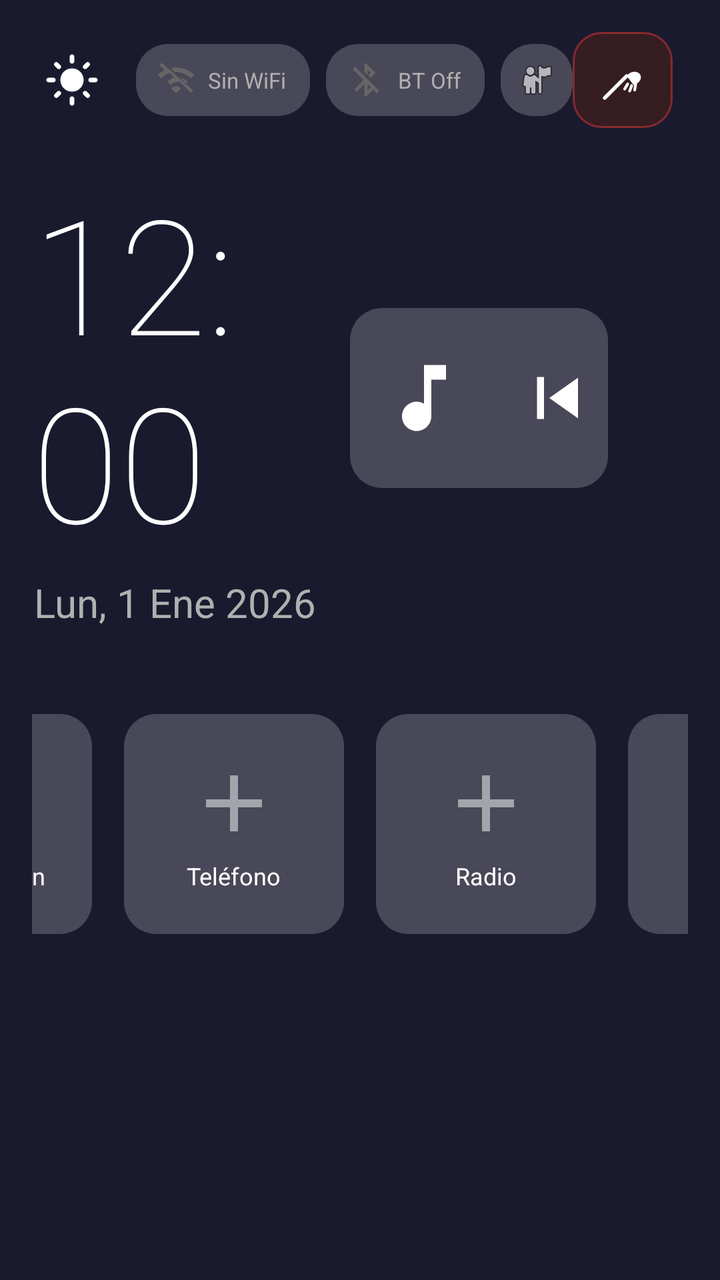
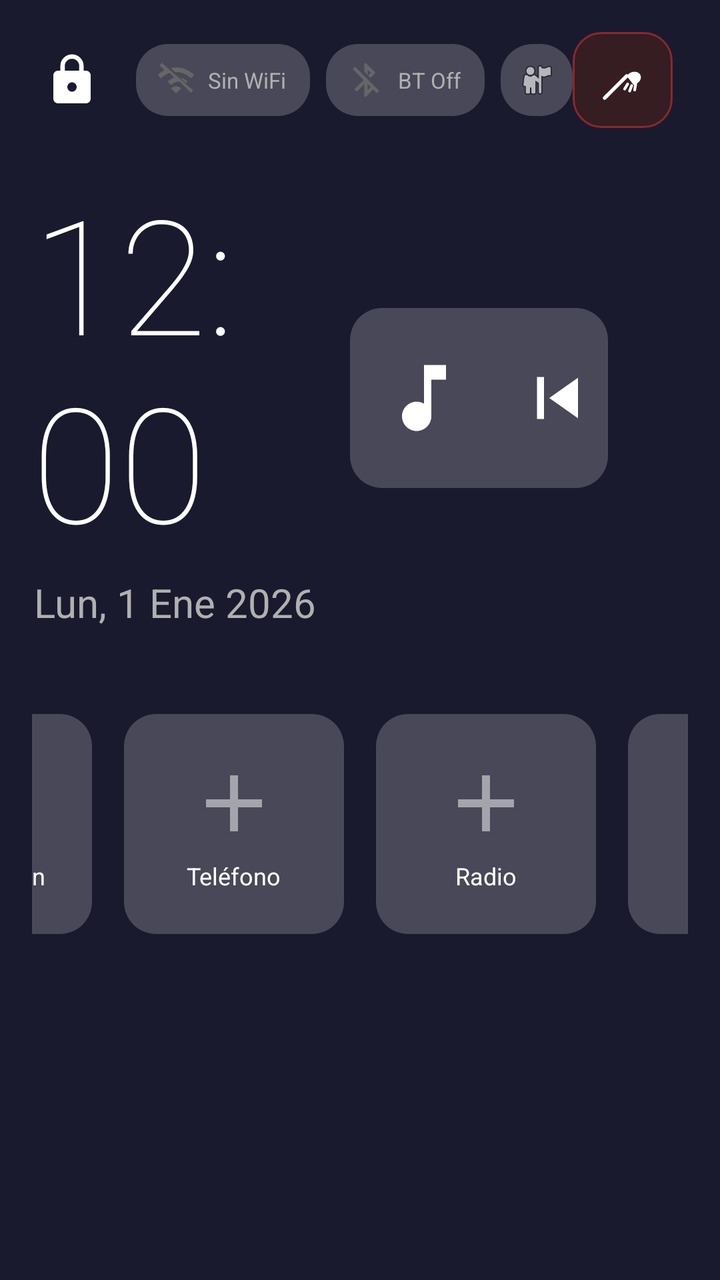

An Android layout rendered at two revisions. The XML below is the earlier revision; the diff shows what the commit changed to produce the second picture.
<!-- AndroidManifest.xml: application theme LauncherTheme -->
<!-- res/layout/activity_main.xml -->
<?xml version="1.0" encoding="utf-8"?>
<FrameLayout xmlns:android="http://schemas.android.com/apk/res/android"
    android:id="@+id/root_layout"
    android:layout_width="match_parent"
    android:layout_height="match_parent"
    android:background="#FF1A1A2E">

    <LinearLayout
        android:layout_width="match_parent"
        android:layout_height="match_parent"
        android:gravity="center"
        android:orientation="vertical"
        android:padding="16dp">

        
        <LinearLayout
            android:layout_width="match_parent"
            android:layout_height="wrap_content"
            android:orientation="horizontal"
            android:gravity="center_vertical">

            <ImageView
                android:id="@+id/btn_theme_toggle"
                android:layout_width="40dp"
                android:layout_height="40dp"
                android:src="@drawable/ic_sun"
                android:padding="6dp"
                android:clickable="true"
                android:focusable="true" />

            <LinearLayout
                android:id="@+id/badge_permisos"
                android:layout_width="wrap_content"
                android:layout_height="36dp"
                android:orientation="horizontal"
                android:gravity="center_vertical"
                android:background="@drawable/shortcut_bg"
                android:paddingStart="10dp"
                android:paddingEnd="12dp"
                android:layout_marginStart="10dp"
                android:clickable="true"
                android:focusable="true"
                android:visibility="gone">

                <ImageView
                    android:layout_width="18dp"
                    android:layout_height="18dp"
                    android:src="@android:drawable/ic_dialog_alert" />

                <TextView
                    android:layout_width="wrap_content"
                    android:layout_height="wrap_content"
                    android:text="Permisos"
                    android:textColor="#FFC107"
                    android:textSize="11sp"
                    android:layout_marginStart="5dp" />
            </LinearLayout>

            
            <LinearLayout
                android:id="@+id/indicador_wifi"
                android:layout_width="wrap_content"
                android:layout_height="36dp"
                android:orientation="horizontal"
                android:gravity="center_vertical"
                android:background="@drawable/shortcut_bg"
                android:paddingStart="10dp"
                android:paddingEnd="12dp"
                android:layout_marginStart="12dp"
                android:clickable="true"
                android:focusable="true">

                <ImageView
                    android:id="@+id/icono_wifi"
                    android:layout_width="20dp"
                    android:layout_height="20dp"
                    android:src="@drawable/ic_wifi_off" />

                <TextView
                    android:id="@+id/texto_wifi"
                    android:layout_width="wrap_content"
                    android:layout_height="wrap_content"
                    android:text="Sin WiFi"
                    android:textColor="#B0B0B0"
                    android:textSize="11sp"
                    android:layout_marginStart="6dp"
                    android:maxLines="1"
                    android:ellipsize="end"
                    android:maxWidth="100dp" />
            </LinearLayout>

            
            
            <LinearLayout
                android:id="@+id/indicador_bluetooth"
                android:layout_width="wrap_content"
                android:layout_height="36dp"
                android:orientation="horizontal"
                android:gravity="center_vertical"
                android:background="@drawable/shortcut_bg"
                android:paddingStart="10dp"
                android:paddingEnd="12dp"
                android:layout_marginStart="8dp"
                android:clickable="true"
                android:focusable="true">

                <ImageView
                    android:id="@+id/icono_bluetooth"
                    android:layout_width="20dp"
                    android:layout_height="20dp"
                    android:src="@drawable/ic_bt_off" />

                <TextView
                    android:id="@+id/texto_bluetooth"
                    android:layout_width="wrap_content"
                    android:layout_height="wrap_content"
                    android:text="BT Off"
                    android:textColor="#B0B0B0"
                    android:textSize="11sp"
                    android:layout_marginStart="6dp"
                    android:maxLines="1"
                    android:ellipsize="end"
                    android:maxWidth="120dp" />
            </LinearLayout>

            
            <LinearLayout
                android:id="@+id/boton_contactos"
                android:layout_width="36dp"
                android:layout_height="36dp"
                android:orientation="horizontal"
                android:gravity="center"
                android:background="@drawable/shortcut_bg"
                android:layout_marginStart="8dp"
                android:clickable="true"
                android:focusable="true">

                <ImageView
                    android:layout_width="20dp"
                    android:layout_height="20dp"
                    android:src="@android:drawable/ic_menu_myplaces" />
            </LinearLayout>

            <View
                android:layout_width="0dp"
                android:layout_height="1dp"
                android:layout_weight="1" />


            <LinearLayout
                android:id="@+id/fab_clear_apps"
                android:background="@drawable/fab_bg_clear"
                android:layout_width="50dp"
                android:layout_height="48dp"
                android:orientation="horizontal"
                android:gravity="center"
                android:paddingStart="10dp"
                android:paddingEnd="10dp"
                android:layout_marginEnd="8dp"
                android:clickable="true"
                android:focusable="true"
                android:elevation="6dp">

                <ImageView
                    android:layout_width="24dp"
                    android:layout_height="24dp"
                    android:src="@drawable/ic_clear_apps" />
            </LinearLayout>
        </LinearLayout>

        
        <LinearLayout
            android:layout_width="match_parent"
            android:layout_height="0dp"
            android:layout_weight="1"
            android:orientation="horizontal"
            android:gravity="center"
            android:paddingBottom="10dp">

            
                    

                

            <LinearLayout
                android:id="@+id/clock_section"
                android:layout_width="0dp"
                android:layout_height="wrap_content"
                android:layout_weight="1"
                android:gravity="center"
                android:orientation="vertical">

                <LinearLayout
                    android:id="@+id/boton_reloj"
                    android:layout_width="wrap_content"
                    android:layout_height="wrap_content"
                    android:clickable="true"
                    android:focusable="true"
                    android:gravity="center"
                    android:orientation="vertical">

                    <TextView
                        android:id="@+id/clock_text"
                        android:layout_width="wrap_content"
                        android:layout_height="wrap_content"
                        android:fontFamily="sans-serif-thin"
                        android:text="12:00"
                        android:textColor="#FFFFFFFF"
                        android:textSize="80sp" />

                    <TextView
                        android:id="@+id/date_text"
                        android:layout_width="wrap_content"
                        android:layout_height="wrap_content"
                        android:layout_marginTop="4dp"
                        android:text="Lun, 1 Ene 2026"
                        android:textColor="#B0B0B0"
                        android:textSize="20sp" />
                </LinearLayout>
            </LinearLayout>

            
            
            <LinearLayout
                android:id="@+id/widget_reproductor"
                android:foreground="?android:attr/selectableItemBackground"
                android:layout_width="0dp"
                android:layout_height="wrap_content"
                android:layout_weight="0.9"
                android:minWidth="320dp"
                android:orientation="horizontal"
                android:gravity="center_vertical"
                android:background="@drawable/shortcut_bg"
                android:padding="15dp"
                android:layout_marginTop="30dp"
                android:layout_marginStart="16dp"
                android:layout_marginEnd="40dp"
                android:layout_marginBottom="30dp"
                android:clickable="true"
                android:focusable="true"
                android:visibility="visible">


                <ImageView
                    android:id="@+id/reproductor_icono"
                    android:layout_width="44dp"
                    android:layout_height="60dp"
                    android:src="@drawable/ic_music"
                    android:scaleType="fitCenter" />

                <LinearLayout
                    android:layout_width="0dp"
                    android:layout_height="wrap_content"
                    android:layout_weight="1"
                    android:orientation="vertical"
                    android:layout_marginStart="10dp"
                    android:layout_marginEnd="10dp">

                    <TextView
                        android:id="@+id/reproductor_titulo"
                        android:layout_width="match_parent"
                        android:layout_height="wrap_content"
                        android:text=""
                        android:textColor="#FFFFFF"
                        android:textSize="16sp"
                        android:textStyle="bold"
                        android:maxLines="1"
                        android:ellipsize="marquee"
                        android:marqueeRepeatLimit="marquee_forever"
                        android:scrollHorizontally="true"
                        android:focusable="true"
                        android:focusableInTouchMode="true"
                        android:singleLine="true" />

                    <TextView
                        android:id="@+id/reproductor_artista"
                        android:layout_width="wrap_content"
                        android:layout_height="wrap_content"
                        android:text=""
                        android:textColor="#B0B0B0"
                        android:textSize="12sp"
                        android:maxLines="1"
                        android:ellipsize="end"
                        android:layout_marginTop="2dp" />
                </LinearLayout>

                <ImageView
                    android:id="@+id/btn_anterior"
                    android:layout_width="50dp"
                    android:layout_height="50dp"
                    android:src="@drawable/ic_anterior"
                    android:padding="4dp"
                    android:background="?android:attr/selectableItemBackgroundBorderless"
                    android:clickable="true"
                    android:focusable="true" />

                <ImageView
                    android:id="@+id/btn_play_pausa"
                    android:layout_width="50dp"
                    android:layout_height="50dp"
                    android:src="@drawable/ic_play"
                    android:padding="4dp"
                    android:layout_marginStart="6dp"
                    android:layout_marginEnd="6dp"
                    android:background="?android:attr/selectableItemBackgroundBorderless"
                    android:clickable="true"
                    android:focusable="true" />

                <ImageView
                    android:id="@+id/btn_siguiente"
                    android:layout_width="50dp"
                    android:layout_height="50dp"
                    android:src="@drawable/ic_siguiente"
                    android:padding="4dp"
                    android:background="?android:attr/selectableItemBackgroundBorderless"
                    android:clickable="true"
                    android:focusable="true" />
            </LinearLayout>
        </LinearLayout>

        
        <LinearLayout
            android:id="@+id/shortcuts_container"
            android:layout_width="wrap_content"
            android:layout_height="0dp"
            android:layout_weight="1"
            android:gravity="center|top"
            android:orientation="horizontal"
            android:paddingTop="5dp">

            <LinearLayout
                android:id="@+id/shortcut_0"
                android:layout_width="110dp"
                android:layout_height="110dp"
                android:layout_margin="8dp"
                android:background="@drawable/shortcut_bg"
                android:clickable="true"
                android:focusable="true"
                android:gravity="center"
                android:orientation="vertical"
                android:padding="10dp">

                <ImageView
                    android:id="@+id/shortcut_icon_0"
                    android:layout_width="48dp"
                    android:layout_height="48dp"
                    android:scaleType="fitCenter"
                    android:src="@drawable/ic_add_shortcut" />

                <TextView
                    android:id="@+id/shortcut_name_0"
                    android:layout_width="wrap_content"
                    android:layout_height="wrap_content"
                    android:layout_marginTop="4dp"
                    android:ellipsize="end"
                    android:maxLines="1"
                    android:text="Música"
                    android:textColor="#FFFFFF"
                    android:textSize="12sp" />
            </LinearLayout>

            <LinearLayout
                android:id="@+id/shortcut_1"
                android:layout_width="110dp"
                android:layout_height="110dp"
                android:layout_margin="8dp"
                android:background="@drawable/shortcut_bg"
                android:clickable="true"
                android:focusable="true"
                android:gravity="center"
                android:orientation="vertical"
                android:padding="10dp">

                <ImageView
                    android:id="@+id/shortcut_icon_1"
                    android:layout_width="48dp"
                    android:layout_height="48dp"
                    android:scaleType="fitCenter"
                    android:src="@drawable/ic_add_shortcut" />

                <TextView
                    android:id="@+id/shortcut_name_1"
                    android:layout_width="wrap_content"
                    android:layout_height="wrap_content"
                    android:layout_marginTop="4dp"
                    android:ellipsize="end"
                    android:maxLines="1"
                    android:text="Navegación"
                    android:textColor="#FFFFFF"
                    android:textSize="12sp" />
            </LinearLayout>

            <LinearLayout
                android:id="@+id/shortcut_2"
                android:layout_width="110dp"
                android:layout_height="110dp"
                android:layout_margin="8dp"
                android:background="@drawable/shortcut_bg"
                android:clickable="true"
                android:focusable="true"
                android:gravity="center"
                android:orientation="vertical"
                android:padding="10dp">

                <ImageView
                    android:id="@+id/shortcut_icon_2"
                    android:layout_width="48dp"
                    android:layout_height="48dp"
                    android:scaleType="fitCenter"
                    android:src="@drawable/ic_add_shortcut" />

                <TextView
                    android:id="@+id/shortcut_name_2"
                    android:layout_width="wrap_content"
                    android:layout_height="wrap_content"
                    android:layout_marginTop="4dp"
                    android:ellipsize="end"
                    android:maxLines="1"
                    android:text="Teléfono"
                    android:textColor="#FFFFFF"
                    android:textSize="12sp" />
            </LinearLayout>

            <LinearLayout
                android:id="@+id/shortcut_3"
                android:layout_width="110dp"
                android:layout_height="110dp"
                android:layout_margin="8dp"
                android:background="@drawable/shortcut_bg"
                android:clickable="true"
                android:focusable="true"
                android:gravity="center"
                android:orientation="vertical"
                android:padding="10dp">

                <ImageView
                    android:id="@+id/shortcut_icon_3"
                    android:layout_width="48dp"
                    android:layout_height="48dp"
                    android:scaleType="fitCenter"
                    android:src="@drawable/ic_add_shortcut" />

                <TextView
                    android:id="@+id/shortcut_name_3"
                    android:layout_width="wrap_content"
                    android:layout_height="wrap_content"
                    android:layout_marginTop="4dp"
                    android:ellipsize="end"
                    android:maxLines="1"
                    android:text="Radio"
                    android:textColor="#FFFFFF"
                    android:textSize="12sp" />
            </LinearLayout>

            <LinearLayout
                android:id="@+id/shortcut_4"
                android:layout_width="110dp"
                android:layout_height="110dp"
                android:layout_margin="8dp"
                android:background="@drawable/shortcut_bg"
                android:clickable="true"
                android:focusable="true"
                android:gravity="center"
                android:orientation="vertical"
                android:padding="10dp">

                <ImageView
                    android:id="@+id/shortcut_icon_4"
                    android:layout_width="48dp"
                    android:layout_height="48dp"
                    android:scaleType="fitCenter"
                    android:src="@drawable/ic_add_shortcut" />

                <TextView
                    android:id="@+id/shortcut_name_4"
                    android:layout_width="wrap_content"
                    android:layout_height="wrap_content"
                    android:layout_marginTop="4dp"
                    android:ellipsize="end"
                    android:maxLines="1"
                    android:text="Config."
                    android:textColor="#FFFFFF"
                    android:textSize="12sp" />
            </LinearLayout>

            <LinearLayout
                android:id="@+id/btn_all_apps"
                android:layout_width="110dp"
                android:layout_height="110dp"
                android:layout_margin="8dp"
                android:background="@drawable/shortcut_bg_accent"
                android:clickable="true"
                android:focusable="true"
                android:gravity="center"
                android:orientation="vertical"
                android:padding="10dp">

                <ImageView
                    android:id="@+id/all_apps_icon"
                    android:layout_width="48dp"
                    android:layout_height="48dp"
                    android:scaleType="fitCenter"
                    android:src="@drawable/ic_all_apps" />

                <TextView
                    android:id="@+id/all_apps_label"
                    android:layout_width="wrap_content"
                    android:layout_height="wrap_content"
                    android:layout_marginTop="4dp"
                    android:text="Apps"
                    android:textColor="#FFFFFF"
                    android:textSize="12sp" />
            </LinearLayout>
        </LinearLayout>
    </LinearLayout>

    


    
    <LinearLayout
        android:id="@+id/system_panel"
        android:layout_width="wrap_content"
        android:layout_height="wrap_content"
        android:layout_gravity="bottom|end"
        android:layout_marginEnd="20dp"
        android:layout_marginBottom="72dp"
        android:background="@drawable/system_panel_bg"
        android:elevation="8dp"
        android:orientation="vertical"
        android:padding="12dp"
        android:visibility="gone" />

</FrameLayout>
<!-- resources referenced by this layout -->
<resources>
  <!-- drawable fab_bg_clear (drawable) -->
  <?xml version="1.0" encoding="utf-8"?>
  <shape xmlns:android="http://schemas.android.com/apk/res/android"
      android:shape="rectangle">
  
      
      <solid android:color="#CC3D1F1F" />
  
      
      <stroke
          android:width="1dp"
          android:color="#80E53935" />
  
      
      <corners android:radius="14dp" />
  
  </shape>
  <!-- drawable ic_add_shortcut (drawable) -->
  <?xml version="1.0" encoding="utf-8"?>
  <vector xmlns:android="http://schemas.android.com/apk/res/android"
      android:width="24dp"
      android:height="24dp"
      android:viewportWidth="24"
      android:viewportHeight="24">
      <path
          android:fillColor="#80FFFFFF"
          android:pathData="M19,13h-6v6h-2v-6H5v-2h6V5h2v6h6v2z" />
  </vector>
  <!-- drawable ic_anterior (drawable) -->
  <?xml version="1.0" encoding="utf-8"?>
  <vector xmlns:android="http://schemas.android.com/apk/res/android"
      android:width="24dp" android:height="24dp"
      android:viewportWidth="24" android:viewportHeight="24">
      <path android:fillColor="#FFFFFF"
          android:pathData="M6,6h2v12H6V6zM9.5,12l8.5,6V6L9.5,12z" />
  </vector>
  <!-- drawable ic_play (drawable) -->
  <?xml version="1.0" encoding="utf-8"?>
  <vector xmlns:android="http://schemas.android.com/apk/res/android"
      android:width="24dp" android:height="24dp"
      android:viewportWidth="24" android:viewportHeight="24">
      <path android:fillColor="#FFFFFF"
          android:pathData="M8,5v14l11,-7z" />
  </vector>
  <!-- drawable ic_siguiente (drawable) -->
  <?xml version="1.0" encoding="utf-8"?>
  <vector xmlns:android="http://schemas.android.com/apk/res/android"
      android:width="24dp" android:height="24dp"
      android:viewportWidth="24" android:viewportHeight="24">
      <path android:fillColor="#FFFFFF"
          android:pathData="M6,18l8.5,-6L6,6V18zM16,6v12h2V6H16z" />
  </vector>
  <!-- drawable ic_sun (drawable) -->
  <?xml version="1.0" encoding="utf-8"?>
  <vector xmlns:android="http://schemas.android.com/apk/res/android"
      android:width="24dp"
      android:height="24dp"
      android:viewportWidth="24"
      android:viewportHeight="24">
      <path
          android:fillColor="#FFFFFF"
          android:pathData="M12,7c-2.76,0 -5,2.24 -5,5s2.24,5 5,5 5,-2.24 5,-5 -2.24,-5 -5,-5zM2,13h2c0.55,0 1,-0.45 1,-1s-0.45,-1 -1,-1H2c-0.55,0 -1,0.45 -1,1s0.45,1 1,1zM20,13h2c0.55,0 1,-0.45 1,-1s-0.45,-1 -1,-1h-2c-0.55,0 -1,0.45 -1,1s0.45,1 1,1zM11,2v2c0,0.55 0.45,1 1,1s1,-0.45 1,-1V2c0,-0.55 -0.45,-1 -1,-1s-1,0.45 -1,1zM11,20v2c0,0.55 0.45,1 1,1s1,-0.45 1,-1v-2c0,-0.55 -0.45,-1 -1,-1s-1,0.45 -1,1zM5.99,4.58c-0.39,-0.39 -1.03,-0.39 -1.41,0 -0.39,0.39 -0.39,1.03 0,1.41l1.06,1.06c0.39,0.39 1.03,0.39 1.41,0s0.39,-1.03 0,-1.41L5.99,4.58zM18.36,16.95c-0.39,-0.39 -1.03,-0.39 -1.41,0 -0.39,0.39 -0.39,1.03 0,1.41l1.06,1.06c0.39,0.39 1.03,0.39 1.41,0 0.39,-0.39 0.39,-1.03 0,-1.41l-1.06,-1.06zM19.42,5.99c0.39,-0.39 0.39,-1.03 0,-1.41 -0.39,-0.39 -1.03,-0.39 -1.41,0l-1.06,1.06c-0.39,0.39 -0.39,1.03 0,1.41s1.03,0.39 1.41,0l1.06,-1.06zM7.05,18.36c0.39,-0.39 0.39,-1.03 0,-1.41 -0.39,-0.39 -1.03,-0.39 -1.41,0l-1.06,1.06c-0.39,0.39 -0.39,1.03 0,1.41s1.03,0.39 1.41,0l1.06,-1.06z" />
  </vector>
  <!-- drawable system_panel_bg (drawable) -->
  <?xml version="1.0" encoding="utf-8"?>
  <shape xmlns:android="http://schemas.android.com/apk/res/android"
      android:shape="rectangle">
      <solid android:color="#EE16213E" />
      <corners android:radius="16dp" />
      <stroke
          android:width="1dp"
          android:color="#33FFFFFF" />
  </shape>
  <style name="LauncherTheme" parent="Theme.AppCompat.NoActionBar">
          <item name="android:windowNoTitle">true</item>
          <item name="android:windowFullscreen">true</item>
          <item name="android:windowBackground">@color/background</item>
      </style>
  <color name="background">#FF1A1A2E</color>
  <!-- unchanged entries left out for length: 7 -->
</resources>

<!-- the commit's change to res/layout/activity_main.xml (unified diff, before → after) -->
@@ -14,6 +14,7 @@
 
         
         <LinearLayout
+            android:id="@+id/top_bar"
             android:layout_width="match_parent"
             android:layout_height="wrap_content"
             android:orientation="horizontal"
@@ -23,7 +24,7 @@
                 android:id="@+id/btn_theme_toggle"
                 android:layout_width="40dp"
                 android:layout_height="40dp"
-                android:src="@drawable/ic_sun"
+                android:src="@drawable/ic_lock"
                 android:padding="6dp"
                 android:clickable="true"
                 android:focusable="true" />
<!-- resource entries referenced after the edit -->
@@ -36,6 +36,16 @@
       <path android:fillColor="#FFFFFF"
           android:pathData="M6,6h2v12H6V6zM9.5,12l8.5,6V6L9.5,12z" />
   </vector>
+  <!-- drawable ic_lock (drawable) -->
+  <vector xmlns:android="http://schemas.android.com/apk/res/android"
+      android:width="24dp"
+      android:height="24dp"
+      android:viewportWidth="24"
+      android:viewportHeight="24">
+      <path
+          android:fillColor="#FFFFFF"
+          android:pathData="M18,8h-1V6c0,-2.76 -2.24,-5 -5,-5S7,3.24 7,6v2H6c-1.1,0 -2,0.9 -2,2v10c0,1.1 0.9,2 2,2h12c1.1,0 2,-0.9 2,-2V10c0,-1.1 -0.9,-2 -2,-2zM12,17c-1.1,0 -2,-0.9 -2,-2s0.9,-2 2,-2 2,0.9 2,2 -0.9,2 -2,2zM15.1,8H8.9V6c0,-1.71 1.39,-3.1 3.1,-3.1s3.1,1.39 3.1,3.1v2z" />
+  </vector>
   <!-- drawable ic_play (drawable) -->
   <?xml version="1.0" encoding="utf-8"?>
   <vector xmlns:android="http://schemas.android.com/apk/res/android"
@@ -51,17 +61,6 @@
       android:viewportWidth="24" android:viewportHeight="24">
       <path android:fillColor="#FFFFFF"
           android:pathData="M6,18l8.5,-6L6,6V18zM16,6v12h2V6H16z" />
-  </vector>
-  <!-- drawable ic_sun (drawable) -->
-  <?xml version="1.0" encoding="utf-8"?>
-  <vector xmlns:android="http://schemas.android.com/apk/res/android"
-      android:width="24dp"
-      android:height="24dp"
-      android:viewportWidth="24"
-      android:viewportHeight="24">
-      <path
-          android:fillColor="#FFFFFF"
-          android:pathData="M12,7c-2.76,0 -5,2.24 -5,5s2.24,5 5,5 5,-2.24 5,-5 -2.24,-5 -5,-5zM2,13h2c0.55,0 1,-0.45 1,-1s-0.45,-1 -1,-1H2c-0.55,0 -1,0.45 -1,1s0.45,1 1,1zM20,13h2c0.55,0 1,-0.45 1,-1s-0.45,-1 -1,-1h-2c-0.55,0 -1,0.45 -1,1s0.45,1 1,1zM11,2v2c0,0.55 0.45,1 1,1s1,-0.45 1,-1V2c0,-0.55 -0.45,-1 -1,-1s-1,0.45 -1,1zM11,20v2c0,0.55 0.45,1 1,1s1,-0.45 1,-1v-2c0,-0.55 -0.45,-1 -1,-1s-1,0.45 -1,1zM5.99,4.58c-0.39,-0.39 -1.03,-0.39 -1.41,0 -0.39,0.39 -0.39,1.03 0,1.41l1.06,1.06c0.39,0.39 1.03,0.39 1.41,0s0.39,-1.03 0,-1.41L5.99,4.58zM18.36,16.95c-0.39,-0.39 -1.03,-0.39 -1.41,0 -0.39,0.39 -0.39,1.03 0,1.41l1.06,1.06c0.39,0.39 1.03,0.39 1.41,0 0.39,-0.39 0.39,-1.03 0,-1.41l-1.06,-1.06zM19.42,5.99c0.39,-0.39 0.39,-1.03 0,-1.41 -0.39,-0.39 -1.03,-0.39 -1.41,0l-1.06,1.06c-0.39,0.39 -0.39,1.03 0,1.41s1.03,0.39 1.41,0l1.06,-1.06zM7.05,18.36c0.39,-0.39 0.39,-1.03 0,-1.41 -0.39,-0.39 -1.03,-0.39 -1.41,0l-1.06,1.06c-0.39,0.39 -0.39,1.03 0,1.41s1.03,0.39 1.41,0l1.06,-1.06z" />
   </vector>
   <!-- drawable system_panel_bg (drawable) -->
   <?xml version="1.0" encoding="utf-8"?>
